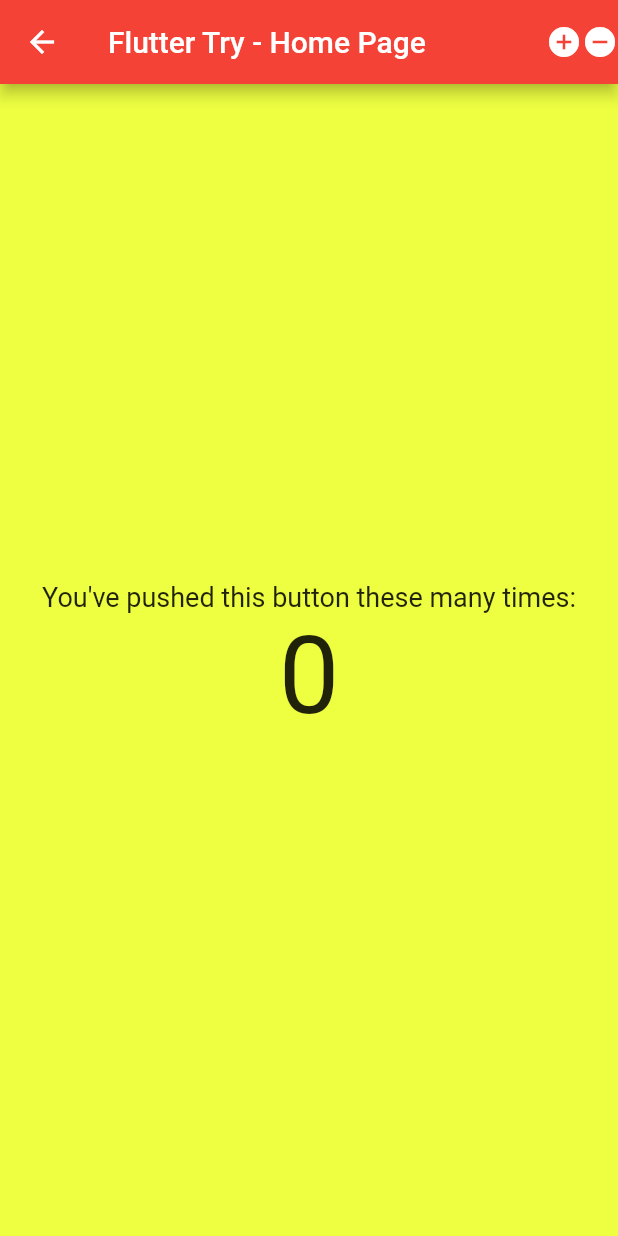
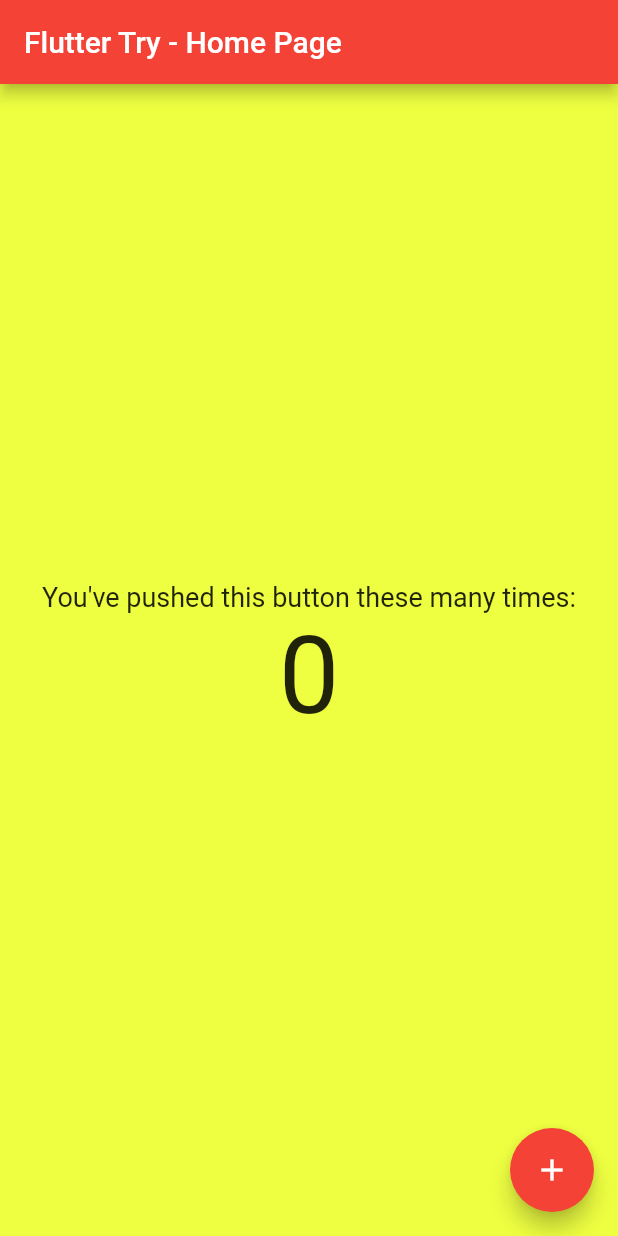
Before and after one commit to helton-isac/Flutter-App, a Flutter app: the screen it shows after launch, on a phone screen of 412 x 824 dp. Run offline on Flutter 3.47's test engine with Material 2 defaults, Android fonts, the phone set to English and light mode, and no system bars.

Commit message:
Adding Fab Button with action

```diff
--- a/lib/main.dart
+++ b/lib/main.dart
@@ -9,16 +9,15 @@ class MyApp extends StatelessWidget {
   Widget build(BuildContext context) {
     return MaterialApp(
       title: "Flutter Demo",
-      theme: ThemeData(primaryColor: Colors.red),
+      theme: ThemeData(primaryColor: Colors.red, primarySwatch: Colors.red),
       home: Scaffold(
         backgroundColor: Colors.limeAccent,
+        floatingActionButton: FloatingActionButton(
+          child: Icon(Icons.add),
+          onPressed: () => print("Fab pressed"),
+        ),
         appBar: AppBar(
           title: Text("Flutter Try - Home Page"),
-          leading: Icon(Icons.arrow_back),
-          actions: <Widget>[
-            Icon(Icons.add_circle),
-            Icon(Icons.remove_circle),
-          ],
         ),
         body: Center(
           child: Column(
```
